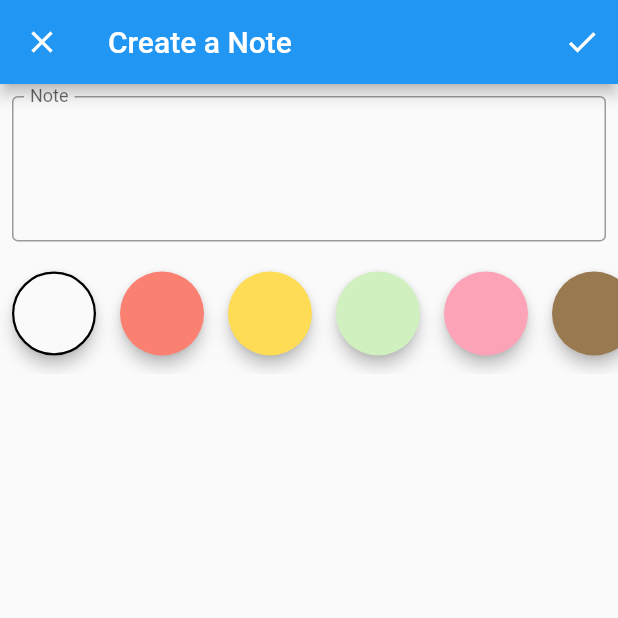
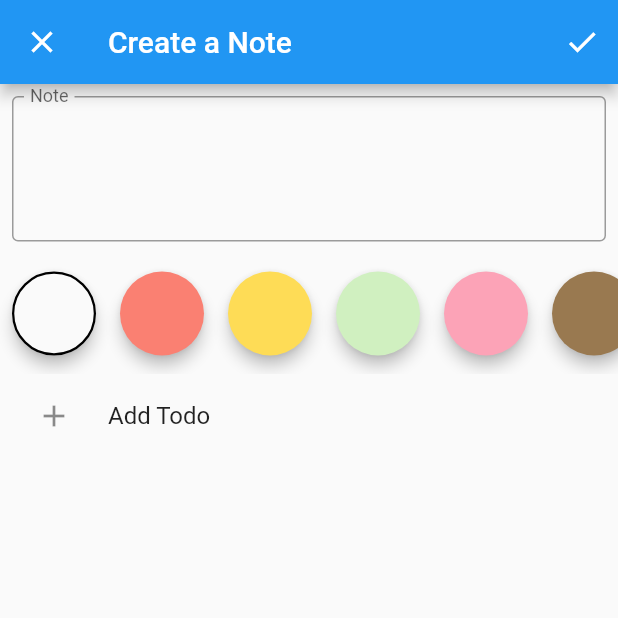
Before and after one commit to serpentarius-hollow/ddd-course, a Flutter app: the NotesOverviewPage screen opened by its route, after a tap on the "add" icon, on a phone screen of 412 x 824 dp, the top half of it. Run offline on Flutter 3.47's test engine with Material 2 defaults, Android fonts, the phone set to English and light mode, and no system bars; our stand-ins replace another_flushbar, auto_route, bloc, cloud_firestore, dartz, fast_immutable_collections and 9 more; accounts and stored records are empty.

Commit message:
Adding todos UI

```diff
--- a/lib/presentation/notes/form/misc/todo_item_presentation_classes.dart
+++ b/lib/presentation/notes/form/misc/todo_item_presentation_classes.dart
@@ -1,3 +1,5 @@
+import 'package:fast_immutable_collections/fast_immutable_collections.dart';
+import 'package:flutter/material.dart';
 import 'package:freezed_annotation/freezed_annotation.dart';
 
 import '../../../../domain/core/value_object.dart';
@@ -5,6 +7,10 @@ import '../../../../domain/notes/todo_item.dart';
 import '../../../../domain/notes/value_objects.dart';
 
 part 'todo_item_presentation_classes.freezed.dart';
+
+class FormTodos extends ValueNotifier<IList<TodoItemPrimitive>> {
+  FormTodos() : super(IList<TodoItemPrimitive>());
+}
 
 @freezed
 class TodoItemPrimitive with _$TodoItemPrimitive {
--- a/lib/presentation/notes/form/note_form_page.dart
+++ b/lib/presentation/notes/form/note_form_page.dart
@@ -1,13 +1,16 @@
 import 'package:another_flushbar/flushbar_helper.dart';
 import 'package:auto_route/auto_route.dart';
+import 'package:ddd_course/presentation/notes/form/widgets/add_todo_tile.dart';
 import 'package:flutter/material.dart';
 import 'package:flutter_bloc/flutter_bloc.dart';
+import 'package:provider/provider.dart';
 
 import '../../../application/notes/form/notes_form_bloc.dart';
 import '../../../domain/notes/note.dart';
 import '../../../injection.dart';
 import '../../loading/loading_screen.dart';
 import '../../routes/router.gr.dart';
+import 'misc/todo_item_presentation_classes.dart';
 import 'widgets/note_body_field.dart';
 import 'widgets/note_color_field.dart';
 
@@ -92,16 +95,20 @@ class NoteFormScaffold extends StatelessWidget {
         buildWhen: (previous, current) =>
             previous.showErrorMessages != current.showErrorMessages,
         builder: (context, state) {
-          return Form(
+          return ChangeNotifierProvider(
+            create: (context) => FormTodos(),
+            child: Form(
               autovalidateMode: state.showErrorMessages
                   ? AutovalidateMode.always
                   : AutovalidateMode.disabled,
               child: SingleChildScrollView(
                 child: Column(
-                children: [
-                  const NoteBodyField(),
-                  const NoteColorField(),
+                  children: const [
+                    NoteBodyField(),
+                    NoteColorField(),
+                    AddTodoTile(),
                   ],
+                ),
               ),
             ),
           );
--- /dev/null
+++ b/lib/presentation/notes/form/widgets/add_todo_tile.dart
@@ -0,0 +1,58 @@
+import 'package:fast_immutable_collections/fast_immutable_collections.dart';
+import 'package:flutter/material.dart';
+import 'package:flutter_bloc/flutter_bloc.dart';
+import 'package:provider/provider.dart';
+
+import '../../../../application/notes/form/notes_form_bloc.dart';
+import '../misc/todo_item_presentation_classes.dart';
+
+class AddTodoTile extends StatelessWidget {
+  const AddTodoTile({super.key});
+
+  @override
+  Widget build(BuildContext context) {
+    return BlocConsumer<NotesFormBloc, NotesFormState>(
+      listenWhen: (previous, current) =>
+          previous.isEditing != current.isEditing,
+      listener: (context, state) {
+        final formTodosProvider =
+            Provider.of<FormTodos>(context, listen: false);
+        formTodosProvider.value = state.note.todos.value.fold(
+          (f) => IList(const []),
+          (todos) => todos
+              .map(
+                (todo) => TodoItemPrimitive.fromDomain(todo),
+              )
+              .toIList(),
+        );
+      },
+      buildWhen: (previous, current) =>
+          previous.note.todos.isFull != current.note.todos.isFull,
+      builder: (context, state) {
+        return ListTile(
+          enabled: !state.note.todos.isFull,
+          title: const Text('Add Todo'),
+          leading: const Padding(
+            padding: EdgeInsets.all(8),
+            child: Icon(Icons.add),
+          ),
+          onTap: () {
+            final notesFormBloc = context.read<NotesFormBloc>();
+            final formTodosProvider =
+                Provider.of<FormTodos>(context, listen: false);
+
+            formTodosProvider.value = formTodosProvider.value.add(
+              TodoItemPrimitive.empty(),
+            );
+
+            notesFormBloc.add(
+              NotesFormEvent.todosChanged(
+                formTodosProvider.value,
+              ),
+            );
+          },
+        );
+      },
+    );
+  }
+}
--- a/lib/presentation/notes/form/widgets/note_color_field.dart
+++ b/lib/presentation/notes/form/widgets/note_color_field.dart
@@ -9,7 +9,6 @@ class NoteColorField extends StatelessWidget {
 
   @override
   Widget build(BuildContext context) {
-    final notesFormBloc = context.read<NotesFormBloc>();
     return BlocBuilder<NotesFormBloc, NotesFormState>(
       buildWhen: (previous, current) =>
           previous.note.color != current.note.color,
@@ -23,9 +22,12 @@ class NoteColorField extends StatelessWidget {
             itemBuilder: (context, index) {
               final itemColor = NoteColor.predefinedColors[index];
               return GestureDetector(
-                onTap: () => notesFormBloc.add(
-                  NotesFormEvent.colorChanged(itemColor),
-                ),
+                onTap: () {
+                  final notesFormBloc = context.read<NotesFormBloc>();
+                  notesFormBloc.add(
+                    NotesFormEvent.colorChanged(itemColor),
+                  );
+                },
                 child: Material(
                   color: itemColor,
                   elevation: 4,
--- a/lib/presentation/notes/overview/notes_overview_page.dart
+++ b/lib/presentation/notes/overview/notes_overview_page.dart
@@ -16,7 +16,6 @@ class NotesOverviewPage extends StatelessWidget {
 
   @override
   Widget build(BuildContext context) {
-    final authBloc = context.read<AuthBloc>();
     return MultiBlocProvider(
       providers: [
         BlocProvider(
@@ -63,6 +62,7 @@ class NotesOverviewPage extends StatelessWidget {
             centerTitle: true,
             leading: IconButton(
               onPressed: () {
+                final authBloc = context.read<AuthBloc>();
                 authBloc.add(const AuthEvent.signedOut());
               },
               icon: const Icon(Icons.exit_to_app),
--- a/lib/presentation/notes/overview/widgets/note_card.dart
+++ b/lib/presentation/notes/overview/widgets/note_card.dart
@@ -17,8 +17,6 @@ class NoteCard extends StatelessWidget {
 
   @override
   Widget build(BuildContext context) {
-    final noteActorBloc = context.read<NotesActorBloc>();
-
     return Card(
       color: note.color.getOrCrash,
       child: InkWell(
@@ -26,6 +24,7 @@ class NoteCard extends StatelessWidget {
           context.router.push(NoteFormRoute(editedNote: note));
         },
         onLongPress: () {
+          final noteActorBloc = context.read<NotesActorBloc>();
           _showDeletionDialog(context, noteActorBloc);
         },
         child: Padding(
--- a/pubspec.yaml
+++ b/pubspec.yaml
@@ -47,6 +47,7 @@ dependencies:
   google_sign_in: ^5.4.1
   injectable: ^1.5.3
   json_annotation: ^4.6.0
+  provider: ^6.0.3
   rxdart: ^0.27.5
   uuid: ^3.0.6
 
```
Also changed, not shown: lib/presentation/notes/form/widgets/note_body_field.dart (+9 -5 lines), lib/presentation/sign_in/widgets/sign_in_form.dart (+22 -12 lines), pubspec.lock. Lines whose indentation alone changed are shown as unchanged.
